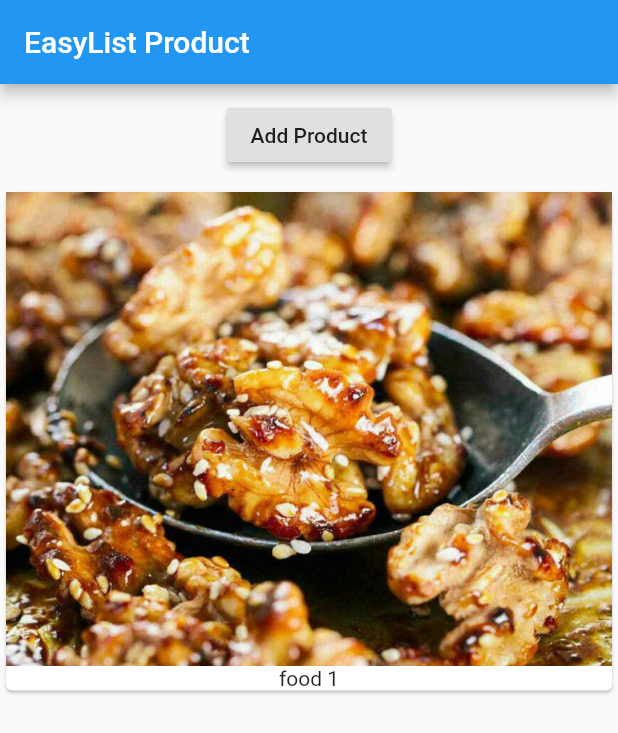
After one commit to Dawlatzai/flutter, a Flutter app: the screen it shows after launch, on a phone screen of 412 x 824 dp. The commit adds this screen. Shown: the top 733 px of the screen. Run offline on Flutter 3.47's test engine with Material 2 defaults, Android fonts, the phone set to English and light mode, and no system bars.

Commit message:
Refactor code and add new dart file for redering and add products

```diff
--- a/lib/main.dart
+++ b/lib/main.dart
@@ -1,51 +1,18 @@
 import 'package:flutter/material.dart';
+
+import './product_manager.dart';
 
 void main() => runApp(MyApp());
 
-class MyApp extends StatefulWidget {
-  @override
-  State<StatefulWidget> createState() {
-    // TODO: implement createState
-    return _MyAppState();
-  }
-}
-
-class _MyAppState extends State<MyApp> {
-  List<String> _products = ['food 1'];
+class MyApp extends StatelessWidget {
   @override
   Widget build(BuildContext context) {
     return MaterialApp(
         home: Scaffold(
-            appBar: AppBar(
-              title: Text('EasyList Product'),
-            ),
-            body: Column(
-              children: [
-                Container(
-                  margin: EdgeInsets.all(10.0),
-                  child: RaisedButton(
-                    onPressed: () {
-                      setState(() {
-                        _products.add('food 2');
-                      });
-                    },
-                    child: Text('Add Product'),
-                  ),
-                ),
-                Column(
-                    children: _products
-                        .map(
-                          (element) => Card(
-                                child: Column(
-                                  children: <Widget>[
-                                    Image.asset('assets/food.jpg'),
-                                    Text(element)
-                                  ],
-                                ),
-                              ),
-                        )
-                        .toList())
-              ],
-            )));
+      appBar: AppBar(
+        title: Text('EasyList Product'),
+      ),
+      body: ProductManager(),
+    ));
   }
 }
--- /dev/null
+++ b/lib/product_manager.dart
@@ -0,0 +1,34 @@
+import 'package:flutter/material.dart';
+
+import './products.dart';
+
+class ProductManager extends StatefulWidget {
+  @override
+  State<StatefulWidget> createState() {
+    return _ProductManagerState();
+  }
+}
+
+class _ProductManagerState extends State<ProductManager> {
+  List<String> _products = ['food 1'];
+
+  @override
+  Widget build(BuildContext context) {
+    return Column(
+      children: [
+        Container(
+          margin: EdgeInsets.all(10.0),
+          child: RaisedButton(
+            onPressed: () {
+              setState(() {
+                _products.add('food 2');
+              });
+            },
+            child: Text('Add Product'),
+          ),
+        ),
+        Products(_products)
+      ],
+    );
+  }
+}
--- /dev/null
+++ b/lib/products.dart
@@ -0,0 +1,24 @@
+import 'package:flutter/material.dart';
+
+class Products extends StatelessWidget {
+  final List<String> products;
+
+  Products(this.products);
+
+  @override
+  Widget build(BuildContext context) {
+    return Column(
+        children: products
+            .map(
+              (element) => Card(
+                    child: Column(
+                      children: <Widget>[
+                        Image.asset('assets/food.jpg'),
+                        Text(element)
+                      ],
+                    ),
+                  ),
+            )
+            .toList());
+  }
+}
```
